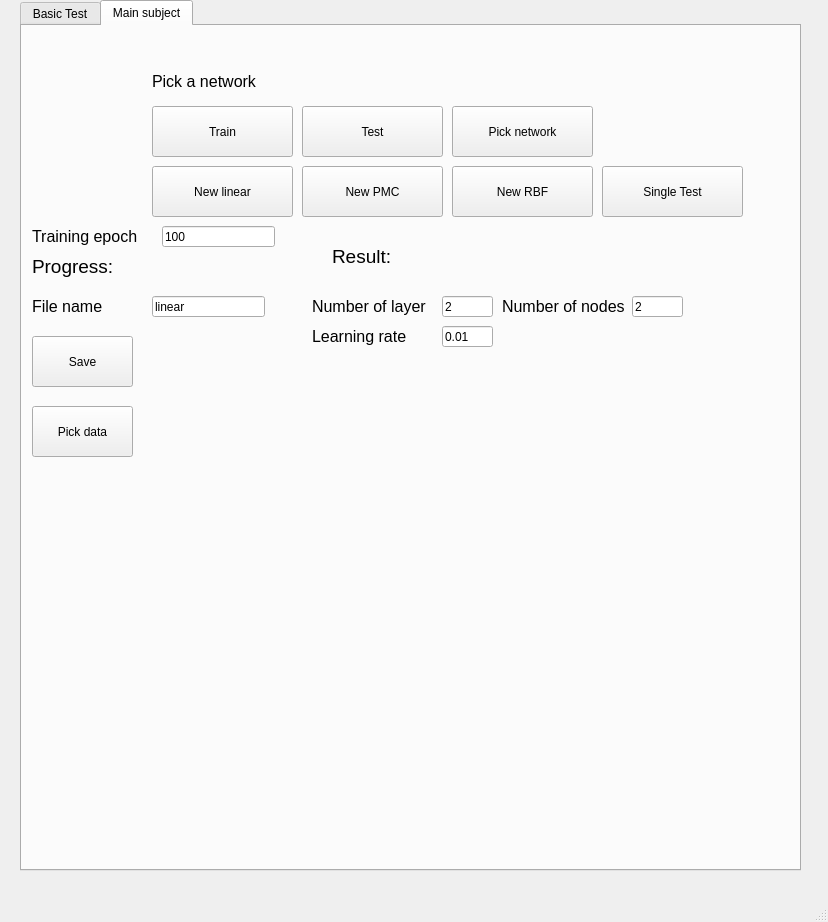
maxo98/MachineLearning_5DJV, file ML_Project/mainwindow.ui: the form before one commit.
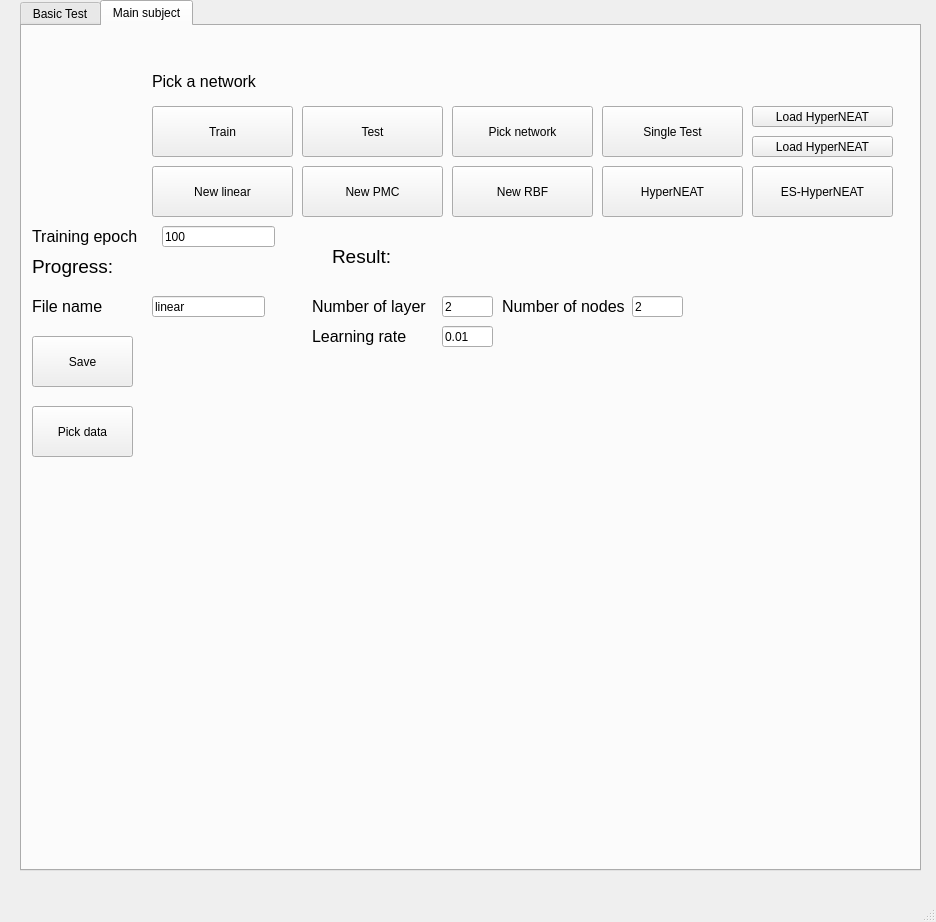
The form after the commit.

What changed in the file:
```diff
--- a/ML_Project/mainwindow.ui
+++ b/ML_Project/mainwindow.ui
@@ -6,7 +6,7 @@
    <rect>
     <x>0</x>
     <y>0</y>
-    <width>828</width>
+    <width>936</width>
     <height>922</height>
    </rect>
   </property>
@@ -19,7 +19,7 @@
      <rect>
       <x>20</x>
       <y>0</y>
-      <width>781</width>
+      <width>901</width>
       <height>871</height>
      </rect>
     </property>
@@ -505,7 +505,7 @@
       <property name="geometry">
        <rect>
         <x>580</x>
-        <y>140</y>
+        <y>80</y>
         <width>141</width>
         <height>51</height>
        </rect>
@@ -514,6 +514,58 @@
        <string>Single Test</string>
       </property>
      </widget>
+     <widget class="QPushButton" name="pushButton_hyperneat">
+      <property name="geometry">
+       <rect>
+        <x>580</x>
+        <y>140</y>
+        <width>141</width>
+        <height>51</height>
+       </rect>
+      </property>
+      <property name="text">
+       <string>HyperNEAT</string>
+      </property>
+     </widget>
+     <widget class="QPushButton" name="pushButton_esHyperneat">
+      <property name="geometry">
+       <rect>
+        <x>730</x>
+        <y>140</y>
+        <width>141</width>
+        <height>51</height>
+       </rect>
+      </property>
+      <property name="text">
+       <string>ES-HyperNEAT</string>
+      </property>
+     </widget>
+     <widget class="QPushButton" name="pushButton_pickHyperneat">
+      <property name="geometry">
+       <rect>
+        <x>730</x>
+        <y>80</y>
+        <width>141</width>
+        <height>21</height>
+       </rect>
+      </property>
+      <property name="text">
+       <string>Load HyperNEAT</string>
+      </property>
+     </widget>
+     <widget class="QPushButton" name="pushButton_pickEsHyperneat">
+      <property name="geometry">
+       <rect>
+        <x>730</x>
+        <y>110</y>
+        <width>141</width>
+        <height>21</height>
+       </rect>
+      </property>
+      <property name="text">
+       <string>Load HyperNEAT</string>
+      </property>
+     </widget>
     </widget>
    </widget>
   </widget>
```
Left out of the diff: 2 changed lines with no effect on the pictures.
